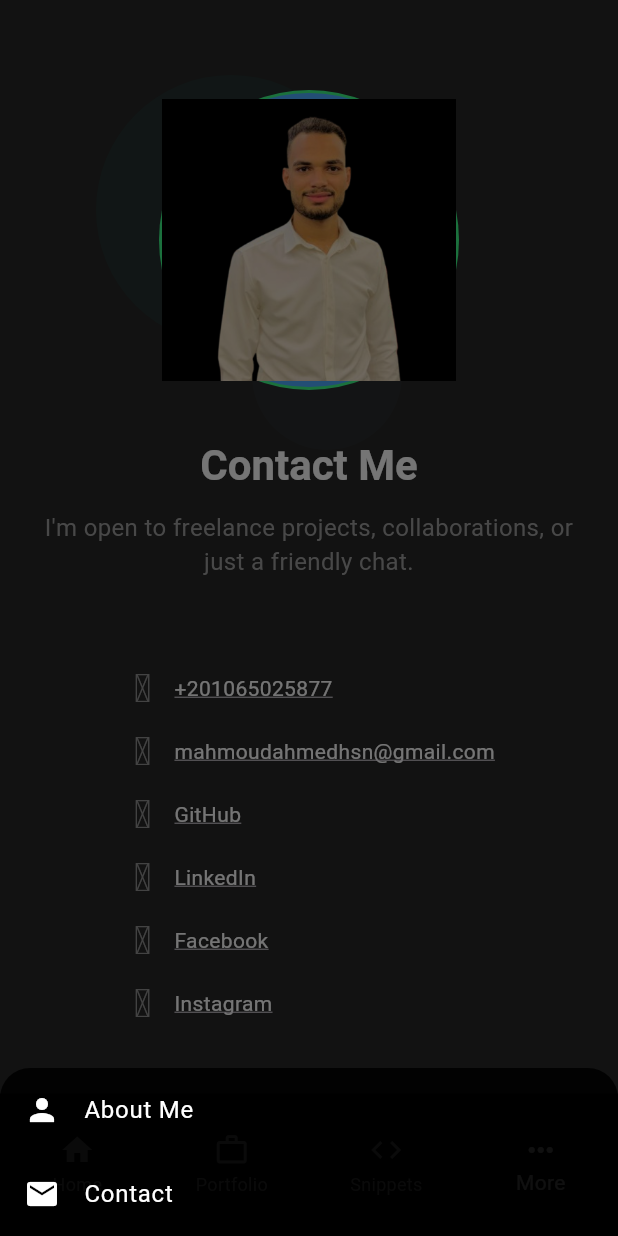
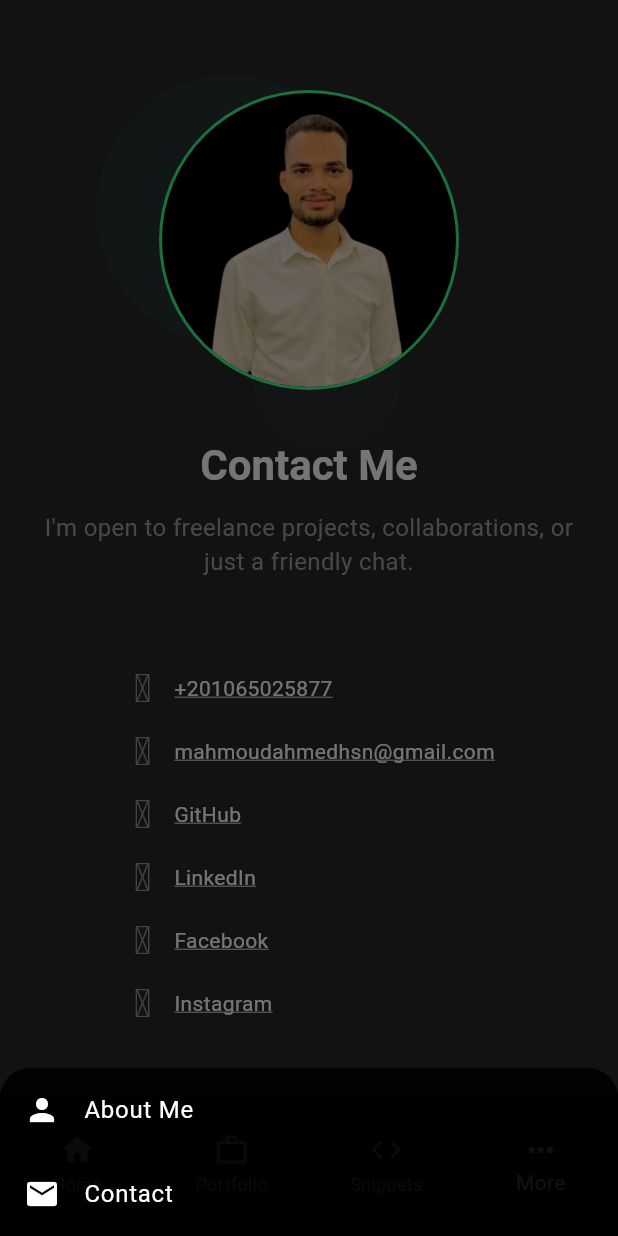
Before and after one commit to mahmoudahmed1718/my_portfolio, a Flutter app: the ContactView screen opened by its route, item 4 of the bottom bar chosen, on a phone screen of 412 x 824 dp. Run offline on Flutter 3.47's test engine with Material 3 defaults, Android fonts, the light colour scheme and no system bars; drawn by our look-alikes of flutter_animate; our stand-ins replace flutter_highlight, font_awesome_flutter, visibility_detector; missing offline and left inert: dart:js_interop, font_awesome_icon_class.

Commit message:
Refactor code structure for improved readability and maintainability

```diff
--- a/lib/core/utils/assets.dart
+++ b/lib/core/utils/assets.dart
@@ -12,7 +12,7 @@ class Assets {
 
   /// Assets for imagesImageProfile
   /// assets/images/image_profile.png
-  static const String imagesImageProfile = "assets/images/image_profile.png";
+  static const String imagesImageProfile = "assets/images/profile_image.png";
 
   /// Assets for imagesInsta
   /// assets/images/insta.png
--- a/lib/features/about_me/presentation/view/about_me_view.dart
+++ b/lib/features/about_me/presentation/view/about_me_view.dart
@@ -11,6 +11,8 @@ import 'package:portfolio/core/widgets/mobil_bottom_nav.dart';
 import 'package:portfolio/features/about_me/presentation/view/widgets/experince_section.dart';
 import 'package:portfolio/features/contact_section.dart/presentation/view/contact_view.dart';
 import 'package:portfolio/features/home/presentation/view/home_view.dart';
+import 'package:portfolio/features/home/presentation/view/mobil_projects.dart';
+import 'package:portfolio/features/home/presentation/view/mobil_snippets.dart';
 import 'package:portfolio/features/projects/presentation/view/project_view.dart';
 import 'package:portfolio/features/snippets/presentation/view/snippet_code_view.dart';
 
@@ -63,9 +65,9 @@ class _AboutMeViewState extends State<AboutMeView> {
           if (index == 0) {
             Navigator.pushNamed(context, HomeView.routeName);
           } else if (index == 1) {
-            // GoRouter.of(context).push(AppRouter.kMobileProjects);
+            Navigator.pushNamed(context, MobileProjects.routeName);
           } else if (index == 2) {
-            // GoRouter.of(context).push(AppRouter.kMobileSnippets);
+            Navigator.pushNamed(context, MobileSnippets.routeName);
           } else if (index == 3) {
             showMoreOptions(context);
           } else {
--- a/lib/features/contact_section.dart/presentation/view/contact_view.dart
+++ b/lib/features/contact_section.dart/presentation/view/contact_view.dart
@@ -4,6 +4,8 @@ import 'package:portfolio/core/helper/show_more_option.dart';
 import 'package:portfolio/core/widgets/mobil_bottom_nav.dart';
 import 'package:portfolio/features/contact_section.dart/presentation/view/widgets/contact_section.dart';
 import 'package:portfolio/features/home/presentation/view/home_view.dart';
+import 'package:portfolio/features/home/presentation/view/mobil_projects.dart';
+import 'package:portfolio/features/home/presentation/view/mobil_snippets.dart';
 
 class ContactView extends StatefulWidget {
   const ContactView({super.key});
@@ -53,9 +55,9 @@ class _ContactViewState extends State<ContactView> {
                 if (index == 0) {
                   Navigator.pushNamed(context, HomeView.routeName);
                 } else if (index == 1) {
-                  // GoRouter.of(context).push(AppRouter.kMobileProjects);
+                  Navigator.pushNamed(context, MobileProjects.routeName);
                 } else if (index == 2) {
-                  // GoRouter.of(context).push(AppRouter.kMobileSnippets);
+                  Navigator.pushNamed(context, MobileSnippets.routeName);
                 } else if (index == 3) {
                   showMoreOptions(context);
                 } else {
--- a/lib/features/home/presentation/view/widgets/home_biography_section.dart
+++ b/lib/features/home/presentation/view/widgets/home_biography_section.dart
@@ -42,8 +42,8 @@ class HomeBiographySection extends StatelessWidget {
                       backgroundColor: AppColors.accent,
                       child: CircleAvatar(
                         radius: 45,
-                        backgroundColor: AppColors.accentBlue,
-                        child: Image.asset(Assets.imagesImageProfile),
+                        backgroundImage: AssetImage(Assets.imagesImageProfile),
+                        backgroundColor: Colors.black,
                       ),
                     ),
                     SizedBox(width: MediaQuery.of(context).size.width * 0.022),
--- a/lib/features/home/presentation/view/widgets/home_profile.dart
+++ b/lib/features/home/presentation/view/widgets/home_profile.dart
@@ -12,8 +12,8 @@ class HomeProfile extends StatelessWidget {
       backgroundColor: AppColors.accent,
       child: CircleAvatar(
         radius: 98,
-        backgroundColor: AppColors.accentBlue,
-        child: Image.asset(Assets.imagesImageProfile),
+        backgroundImage: AssetImage(Assets.imagesImageProfile),
+        backgroundColor: Colors.black,
       ),
     );
   }
--- a/lib/features/projects/presentation/view/widgets/project_view_body.dart
+++ b/lib/features/projects/presentation/view/widgets/project_view_body.dart
@@ -6,6 +6,7 @@ import 'package:portfolio/core/widgets/custom_footer.dart';
 import 'package:portfolio/core/widgets/custom_header.dart';
 import 'package:portfolio/features/about_me/presentation/view/about_me_view.dart';
 import 'package:portfolio/features/contact_section.dart/presentation/view/contact_view.dart';
+import 'package:portfolio/features/home/presentation/view/mobil_projects.dart';
 import 'package:portfolio/features/projects/presentation/view/widgets/all_project_layout.dart';
 import 'package:portfolio/features/projects/presentation/view/widgets/project_text.dart';
 import 'package:portfolio/features/snippets/presentation/view/snippet_code_view.dart';
@@ -37,7 +38,7 @@ class _ProjectsViewBodyState extends State<ProjectsViewBody> {
     final width = MediaQuery.of(context).size.width;
     return LayoutBuilder(
       builder: (context, constrains) => constrains.maxWidth < 800
-          ? SizedBox() // MobileProjects()
+          ? MobileProjects() // MobileProjects()
           : buildProjectsDesktopLayout(width),
     );
   }
--- a/lib/features/snippets/presentation/view/widgets/snippet_code_view_body.dart
+++ b/lib/features/snippets/presentation/view/widgets/snippet_code_view_body.dart
@@ -7,6 +7,7 @@ import 'package:portfolio/core/widgets/custom_footer.dart';
 import 'package:portfolio/core/widgets/custom_header.dart';
 import 'package:portfolio/features/about_me/presentation/view/about_me_view.dart';
 import 'package:portfolio/features/contact_section.dart/presentation/view/contact_view.dart';
+import 'package:portfolio/features/home/presentation/view/mobil_snippets.dart';
 import 'package:portfolio/features/projects/presentation/view/project_view.dart';
 import 'package:portfolio/features/snippets/presentation/view/widgets/responsive_snippet_grid_view.dart';
 import 'package:portfolio/features/snippets/presentation/view/widgets/snippet_header_secion.dart';
@@ -63,7 +64,7 @@ class _CodeSnippetsViewBodyState extends State<CodeSnippetsViewBody> {
     final width = MediaQuery.of(context).size.width;
     return LayoutBuilder(
       builder: (context, constrains) => constrains.maxWidth < 800
-          ? SizedBox() // neeed here Mobile snippets
+          ? MobileSnippets() // neeed here Mobile snippets
           : buildSnippetsDesktopLayout(width),
     );
   }
```
Also changed, not shown: assets/assets/images/profile_image.png (added), assets/images/image_profile.png (deleted), assets/images/profile_image.png (added).
